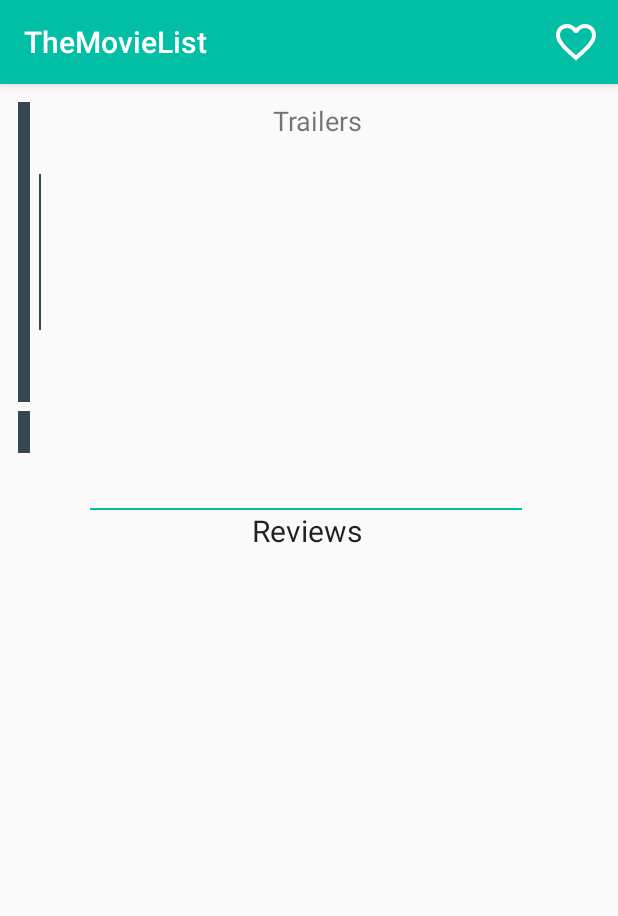
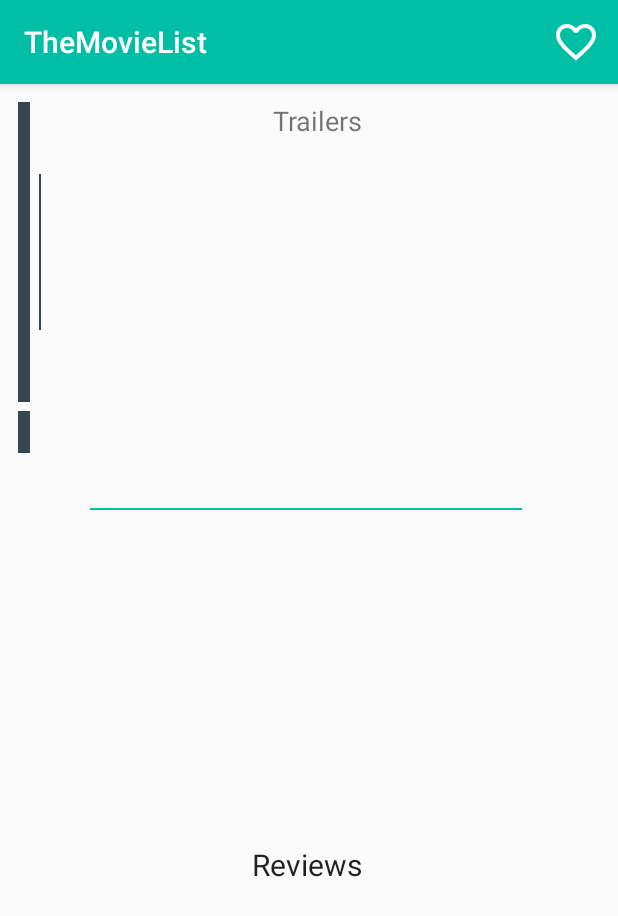
Before and after one commit to SFotakos/TheMovieList, an Android app: the DetailsActivity screen opened directly, with no data from a screen before it, on a phone screen of 412 x 824 dp. Shown: the top 916 px of the screen. Run offline under Robolectric (Android 15) with nearby library versions, the phone set to English and light mode, and no system bars; our stand-ins replace Picasso, data binding; pictures from the network do not load; 1 statement that could not run was skipped.

Commit message:
Adds reviews activity as a layout flow

```diff
--- a/app/build.gradle
+++ b/app/build.gradle
@@ -25,6 +25,7 @@ android {
 }
 
 dependencies {
+    implementation 'com.android.support:design:26.1.0'
     compile fileTree(dir: 'libs', include: ['*.jar'])
     androidTestCompile('com.android.support.test.espresso:espresso-core:2.2.2', {
         exclude group: 'com.android.support', module: 'support-annotations'
--- a/app/src/main/AndroidManifest.xml
+++ b/app/src/main/AndroidManifest.xml
@@ -22,21 +22,26 @@
                 <category android:name="android.intent.category.LAUNCHER" />
             </intent-filter>
         </activity>
-        <activity android:name=".movie_details.DetailActivity">
+        <activity android:name=".movie_details.DetailsActivity">
             <meta-data
                 android:name="android.support.PARENT_ACTIVITY"
                 android:value="com.sfotakos.themovielist.movie_list.MainActivity" />
         </activity>
         <activity android:name=".FavoritesActivity">
             <meta-data
-            android:name="android.support.PARENT_ACTIVITY"
-            android:value="com.sfotakos.themovielist.movie_list.MainActivity" />
+                android:name="android.support.PARENT_ACTIVITY"
+                android:value="com.sfotakos.themovielist.movie_list.MainActivity" />
         </activity>
 
         <provider
-            android:name="com.sfotakos.themovielist.general.data.MovieListProvider"
+            android:name=".general.data.MovieListProvider"
             android:authorities="com.sfotakos.themovielist"
-            android:exported="false"/>
+            android:exported="false" />
 
+        <activity
+            android:name=".movie_reviews.ReviewsActivity"
+            android:label="@string/title_activity_reviews"
+            android:theme="@style/AppTheme.NoActionBar"></activity>
     </application>
+
 </manifest>
--- a/app/src/main/java/com/sfotakos/themovielist/FavoritesActivity.java
+++ b/app/src/main/java/com/sfotakos/themovielist/FavoritesActivity.java
@@ -11,7 +11,7 @@ import android.support.v7.widget.RecyclerView;
 
 
 import com.sfotakos.themovielist.general.model.Movie;
-import com.sfotakos.themovielist.movie_details.DetailActivity;
+import com.sfotakos.themovielist.movie_details.DetailsActivity;
 import com.sfotakos.themovielist.movie_list.adapter.MarginItemDecoration;
 import com.sfotakos.themovielist.movie_list.adapter.MovieListAdapter;
 import com.sfotakos.themovielist.databinding.ActivityFavoritesBinding;
@@ -86,9 +86,9 @@ public class FavoritesActivity extends AppCompatActivity implements MovieListAda
 
     @Override
     public void onClick(Movie movie) {
-        Intent detailActivityIntent = new Intent(this, DetailActivity.class);
-        detailActivityIntent.putExtra(DetailActivity.MOVIE_DATA_EXTRA, movie);
-        detailActivityIntent.setAction(DetailActivity.FAVORITES_ACTIVITY_PARENT);
+        Intent detailActivityIntent = new Intent(this, DetailsActivity.class);
+        detailActivityIntent.putExtra(DetailsActivity.MOVIE_DATA_EXTRA, movie);
+        detailActivityIntent.setAction(DetailsActivity.FAVORITES_ACTIVITY_PARENT);
         startActivity(detailActivityIntent);
     }
 }
--- a/app/src/main/java/com/sfotakos/themovielist/movie_list/MainActivity.java
+++ b/app/src/main/java/com/sfotakos/themovielist/movie_list/MainActivity.java
@@ -20,7 +20,7 @@ import android.view.MenuInflater;
 import android.view.MenuItem;
 import android.view.View;
 
-import com.sfotakos.themovielist.movie_details.DetailActivity;
+import com.sfotakos.themovielist.movie_details.DetailsActivity;
 import com.sfotakos.themovielist.FavoritesActivity;
 import com.sfotakos.themovielist.general.model.Movie;
 import com.sfotakos.themovielist.movie_list.adapter.MarginItemDecoration;
@@ -124,9 +124,9 @@ public class MainActivity extends AppCompatActivity implements MovieListAdapter.
                 return true;
 
             case R.id.action_favorites:
-                Intent detailActivityIntent =
+                Intent favoritesActivityIntent =
                         new Intent(this, FavoritesActivity.class);
-                startActivity(detailActivityIntent);
+                startActivity(favoritesActivityIntent);
 
                 return true;
 
@@ -151,10 +151,10 @@ public class MainActivity extends AppCompatActivity implements MovieListAdapter.
 
     @Override
     public void onClick(Movie movie) {
-        Intent detailActivityIntent = new Intent(this, DetailActivity.class);
-        detailActivityIntent.putExtra(DetailActivity.MOVIE_DATA_EXTRA, movie);
-        detailActivityIntent.setAction(DetailActivity.MAIN_ACTIVITY_PARENT);
-        startActivity(detailActivityIntent);
+        Intent detailsActivityIntent = new Intent(this, DetailsActivity.class);
+        detailsActivityIntent.putExtra(DetailsActivity.MOVIE_DATA_EXTRA, movie);
+        detailsActivityIntent.setAction(DetailsActivity.MAIN_ACTIVITY_PARENT);
+        startActivity(detailsActivityIntent);
     }
 
     @Override
--- a/app/src/main/java/com/sfotakos/themovielist/movie_details/ReviewsAdapter.java
+++ b/app/src/main/java/com/sfotakos/themovielist/movie_reviews/adapter/ReviewsAdapter.java
@@ -1,4 +1,4 @@
-package com.sfotakos.themovielist.movie_details;
+package com.sfotakos.themovielist.movie_reviews.adapter;
 
 import android.content.Context;
 import android.support.v7.widget.RecyclerView;
@@ -6,13 +6,10 @@ import android.text.method.ScrollingMovementMethod;
 import android.view.LayoutInflater;
 import android.view.View;
 import android.view.ViewGroup;
-import android.widget.ImageView;
 import android.widget.TextView;
 
 import com.sfotakos.themovielist.R;
-import com.sfotakos.themovielist.general.model.Movie;
 import com.sfotakos.themovielist.general.model.Review;
-import com.squareup.picasso.Picasso;
 
 import java.util.ArrayList;
 import java.util.List;
--- a/app/src/main/java/com/sfotakos/themovielist/movie_details/model/MovieReviewRequest.java
+++ b/app/src/main/java/com/sfotakos/themovielist/movie_reviews/model/MovieReviewRequest.java
@@ -1,4 +1,4 @@
-package com.sfotakos.themovielist.movie_details.model;
+package com.sfotakos.themovielist.movie_reviews.model;
 
 import android.net.Uri;
 
--- a/app/src/main/java/com/sfotakos/themovielist/movie_details/model/MovieReviewResponse.java
+++ b/app/src/main/java/com/sfotakos/themovielist/movie_reviews/model/MovieReviewResponse.java
@@ -1,4 +1,4 @@
-package com.sfotakos.themovielist.movie_details.model;
+package com.sfotakos.themovielist.movie_reviews.model;
 
 import com.sfotakos.themovielist.general.model.Review;
 
--- a/app/src/main/res/layout/activity_detail.xml
+++ b/app/src/main/res/layout/activity_detail.xml
@@ -3,7 +3,7 @@
     xmlns:app="http://schemas.android.com/apk/res-auto"
     xmlns:tools="http://schemas.android.com/tools">
 
-    <ScrollView
+    <android.support.v4.widget.NestedScrollView
         android:layout_width="match_parent"
         android:layout_height="match_parent"
         android:layout_margin="12dp"
@@ -11,7 +11,7 @@
         android:scrollbarStyle="outsideInset"
         android:fillViewport="true"
         android:scrollbars="vertical"
-        tools:context="com.sfotakos.themovielist.movie_details.DetailActivity">
+        tools:context="com.sfotakos.themovielist.movie_details.DetailsActivity">
 
         <android.support.constraint.ConstraintLayout
             android:layout_width="match_parent"
@@ -105,16 +105,19 @@
                 app:layout_constraintRight_toRightOf="parent"
                 app:layout_constraintTop_toBottomOf="@+id/tv_movie_synopsis" />
 
-            <include
-                android:id="@+id/reviews"
-                layout="@layout/reviews"
-                android:layout_width="0dp"
-                android:layout_height="0dp"
+            <TextView
+                android:id="@+id/tv_reviews"
+                android:layout_width="match_parent"
+                android:layout_height="wrap_content"
+                android:gravity="center_horizontal"
+                style="@style/Base.TextAppearance.AppCompat.Large"
+                android:textSize="20sp"
+                android:text="@string/reviews"
                 app:layout_constraintBottom_toBottomOf="parent"
                 app:layout_constraintLeft_toLeftOf="parent"
                 app:layout_constraintRight_toRightOf="parent"
-                app:layout_constraintTop_toBottomOf="@+id/reviews_divider" />
+                app:layout_constraintTop_toBottomOf="@+id/reviews_divider"/>
 
         </android.support.constraint.ConstraintLayout>
-    </ScrollView>
+    </android.support.v4.widget.NestedScrollView>
 </layout>
--- a/app/src/main/res/layout/reviews.xml
+++ b/app/src/main/res/layout/reviews.xml
@@ -17,9 +17,9 @@
 
         <android.support.v7.widget.RecyclerView
             android:id="@+id/rv_reviews"
+            android:layout_marginTop="6dp"
             android:layout_width="match_parent"
-            android:layout_height="0dp"
-            app:layout_constraintBottom_toBottomOf="parent"
+            android:layout_height="200dp"
             app:layout_constraintTop_toBottomOf="@+id/tv_reviews" />
 
     </android.support.constraint.ConstraintLayout>
--- a/app/src/main/res/values/strings.xml
+++ b/app/src/main/res/values/strings.xml
@@ -20,7 +20,7 @@
 
     <string name="trailers">Trailers</string>
     <string name="reviews">Reviews</string>
-
+    <string name="title_activity_reviews">ReviewsActivity</string>
 
 
 </resources>
--- a/app/src/main/res/values/styles.xml
+++ b/app/src/main/res/values/styles.xml
@@ -8,4 +8,13 @@
         <item name="colorAccent">@color/colorAccent</item>
     </style>
 
+    <style name="AppTheme.NoActionBar">
+        <item name="windowActionBar">false</item>
+        <item name="windowNoTitle">true</item>
+    </style>
+
+    <style name="AppTheme.AppBarOverlay" parent="ThemeOverlay.AppCompat.Dark.ActionBar" />
+
+    <style name="AppTheme.PopupOverlay" parent="ThemeOverlay.AppCompat.Light" />
+
 </resources>
```
Also changed, not shown: app/src/main/java/com/sfotakos/themovielist/movie_details/DetailsActivity.java (renamed from app/src/main/java/com/sfotakos/themovielist/movie_details/DetailActivity.java, +19 -74 lines), app/src/main/java/com/sfotakos/themovielist/movie_reviews/ReviewsActivity.java (added, +140 -0 lines), app/src/main/res/layout/activity_reviews.xml (added, +21 -0 lines), app/src/main/res/layout/item_review.xml (+6 -3 lines), app/src/main/res/values/dimens.xml (renamed from app/src/main/res/values/dimen.xml).
